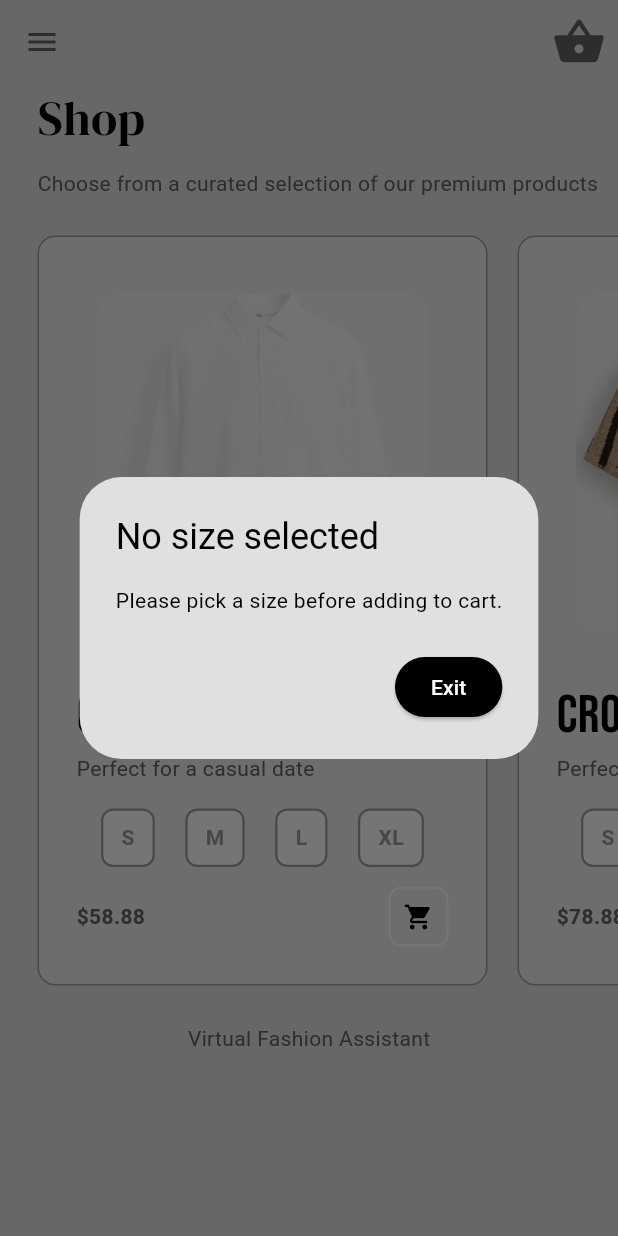
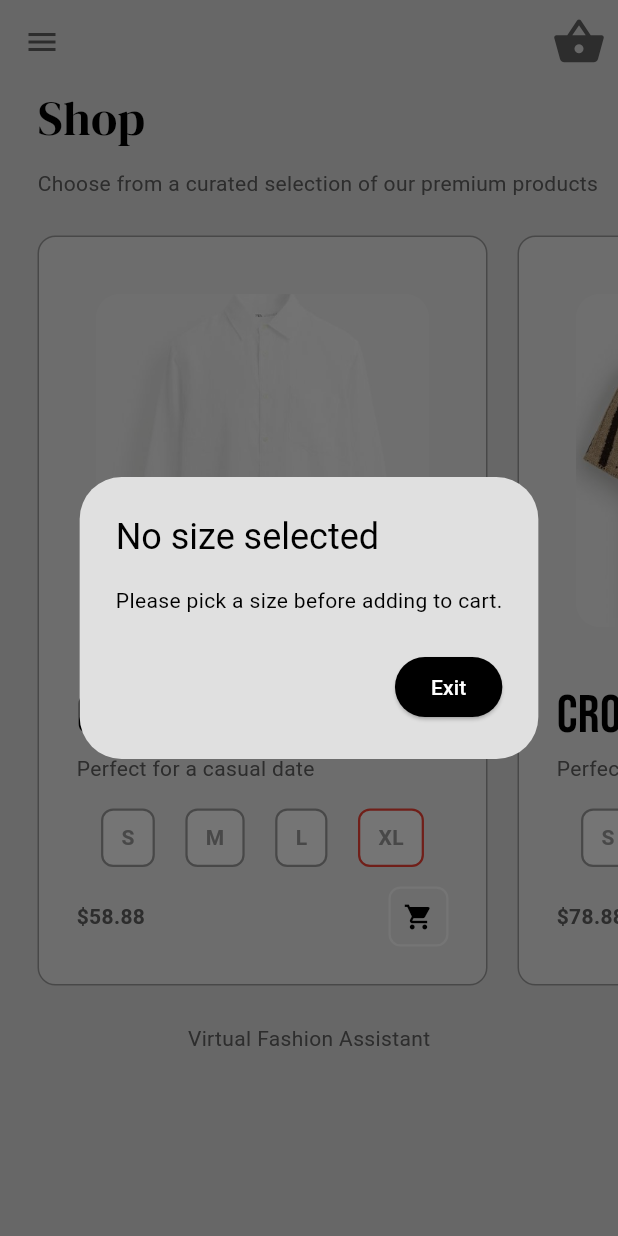
Before and after one commit to cylitude/FYP, a Flutter app: the screen it shows once a user with an empty profile is signed in, after a tap on the "shopping cart" icon, on a phone screen of 412 x 824 dp. Run offline on Flutter 3.47's test engine with Material 3 defaults, Android fonts, the phone set to English and light mode, and no system bars; our stand-ins replace cloud_firestore, firebase_auth, firebase_core, google_fonts, lottie; missing offline and left inert: dialogflow_grpc; accounts and stored records are empty; project files that could hold a hidden picture were left out.

Commit message:
12th March - Added recommender_page

```diff
--- a/lib/components/my_product_tile.dart
+++ b/lib/components/my_product_tile.dart
@@ -6,8 +6,14 @@ import '../models/shop.dart';
 
 class MyProductTile extends StatefulWidget {
   final Product product;
+  /// Recommended size from the backend logic (e.g., "S", "M", "L", "XL")
+  final String recommendedSize;
 
-  const MyProductTile({super.key, required this.product});
+  const MyProductTile({
+    super.key,
+    required this.product,
+    required this.recommendedSize,
+  });
 
   @override
   State<MyProductTile> createState() => _MyProductTileState();
@@ -85,17 +91,19 @@ class _MyProductTileState extends State<MyProductTile> {
     );
   }
 
-  // Build a row of 4 selectable size boxes (S, M, L, XL) with toggle logic
+  // Build a row of 4 selectable size boxes (S, M, L, XL) with toggle logic.
   Widget _buildSizeSelectionRow() {
     final sizes = ['S', 'M', 'L', 'XL'];
     return Row(
       mainAxisAlignment: MainAxisAlignment.spaceEvenly,
       children: sizes.map((size) {
         final isSelected = (_selectedSize == size);
+        // Check if this size matches the recommended size passed in.
+        final isRecommended = (size == widget.recommendedSize);
         return GestureDetector(
           onTap: () {
             setState(() {
-              // Toggle: unselect if tapped again; else select the new size
+              // Toggle: unselect if tapped again; otherwise, select the new size.
               _selectedSize = (_selectedSize == size) ? null : size;
             });
           },
@@ -106,7 +114,8 @@ class _MyProductTileState extends State<MyProductTile> {
               color: isSelected ? Colors.black : Colors.white,
               borderRadius: BorderRadius.circular(8),
               border: Border.all(
-                color: Colors.grey,
+                // If this size is the recommended one, highlight the border in red.
+                color: isRecommended ? Colors.red : Colors.grey,
                 width: 1.5,
               ),
             ),
@@ -165,7 +174,6 @@ class _MyProductTileState extends State<MyProductTile> {
                 ),
               ),
               const SizedBox(height: 20),
-
               // Product name
               Text(
                 widget.product.name,
@@ -181,12 +189,10 @@ class _MyProductTileState extends State<MyProductTile> {
                 ),
               ),
               const SizedBox(height: 16),
-
-              // Row of size boxes
+              // Row of size boxes (S, M, L, XL)
               _buildSizeSelectionRow(),
             ],
           ),
-
           // Bottom row: Price + Add-to-cart button
           Row(
             mainAxisAlignment: MainAxisAlignment.spaceBetween,
--- /dev/null
+++ b/lib/pages/recommender_page.dart
@@ -0,0 +1,110 @@
+import 'package:cloud_firestore/cloud_firestore.dart';
+import 'package:flutter/foundation.dart'; // for debugPrint
+
+class RecommenderPage {
+  /// Fetch user measurements from Firestore, parse them, then return "S", "M", "L", or "XL"
+  Future<String> getRecommendedSizeForUser(String userId) async {
+    // 1. Attempt to fetch the user's doc from Firestore
+    final docRef = FirebaseFirestore.instance.collection('users').doc(userId);
+    final docSnap = await docRef.get();
+
+    // 2. If the doc doesn't exist, or has no data, return a fallback size
+    if (!docSnap.exists) {
+      debugPrint("No Firestore document found for userId: $userId");
+      return 'S'; // or any default
+    }
+    final data = docSnap.data() ?? {};
+
+    // 3. Parse fields as doubles (handles int, double, or string)
+    final double userHeight = _parseDouble(data['height']);
+    final double userChest = _parseDouble(data['chest']);
+    final double userShoulder = _parseDouble(data['shoulder']);
+
+    // 4. Compute recommended size with your point-based logic
+    return _computeRecommendedSize(
+      height: userHeight,
+      chestCircumference: userChest,
+      shoulderWidth: userShoulder,
+    );
+  }
+
+  /// Safely parse dynamic values into a double
+  double _parseDouble(dynamic value) {
+    if (value == null) return 0.0;
+
+    // If it's already a number (int/double), just convert
+    if (value is num) {
+      return value.toDouble();
+    }
+
+    // If it's a string, try parsing it
+    if (value is String) {
+      return double.tryParse(value) ?? 0.0;
+    }
+
+    // Fallback if we can't parse
+    return 0.0;
+  }
+
+  /// Core logic for computing the recommended size
+  /// Basic height (3 pts), chest circumference (2 pts), shoulder width (2 pts)
+  String _computeRecommendedSize({
+    required double height,
+    required double chestCircumference,
+    required double shoulderWidth,
+  }) {
+    // 1. Determine each metric's "vote"
+    final basicSize = _sizeFromHeight(height);
+    final chestSize = _sizeFromChest(chestCircumference);
+    final shoulderSize = _sizeFromShoulder(shoulderWidth);
+
+    // 2. Assign points
+    final points = {'S': 0, 'M': 0, 'L': 0, 'XL': 0};
+
+    // Basic height = 3 points
+    points[basicSize] = (points[basicSize] ?? 0) + 3;
+    // Chest circumference = 2 points
+    points[chestSize] = (points[chestSize] ?? 0) + 2;
+    // Shoulder width = 2 points
+    points[shoulderSize] = (points[shoulderSize] ?? 0) + 2;
+
+    // 3. Find which size has the highest total points
+    String recommended = 'S';
+    int maxPoints = 0;
+    points.forEach((size, pts) {
+      if (pts > maxPoints) {
+        maxPoints = pts;
+        recommended = size;
+      }
+    });
+
+    return recommended;
+  }
+
+  /// Helper: Basic measurement → size
+  String _sizeFromHeight(double height) {
+    if (height >= 160 && height <= 167) return 'S';
+    if (height >= 168 && height <= 175) return 'M';
+    if (height >= 176 && height <= 184) return 'L';
+    if (height >= 185 && height <= 195) return 'XL';
+    return 'XL'; // fallback if out-of-range
+  }
+
+  /// Helper: Chest circumference (cm) → size
+  String _sizeFromChest(double chest) {
+    if (chest >= 47 && chest <= 50) return 'S';
+    if (chest >= 51 && chest <= 53) return 'M';
+    if (chest >= 54 && chest <= 56) return 'L';
+    if (chest >= 57 && chest <= 60) return 'XL';
+    return 'XL'; // fallback if out-of-range
+  }
+
+  /// Helper: Shoulder width (cm) → size
+  String _sizeFromShoulder(double shoulder) {
+    if (shoulder >= 44 && shoulder <= 45) return 'S';
+    if (shoulder >= 46 && shoulder <= 48) return 'M';
+    if (shoulder >= 49 && shoulder <= 50) return 'L';
+    if (shoulder >= 51 && shoulder <= 52) return 'XL';
+    return 'XL'; // fallback if out-of-range
+  }
+}
--- a/lib/pages/shop_page.dart
+++ b/lib/pages/shop_page.dart
@@ -1,18 +1,45 @@
 import 'package:flutter/material.dart';
 import 'package:google_fonts/google_fonts.dart';
 import 'package:provider/provider.dart';
+import 'package:firebase_auth/firebase_auth.dart'; // <-- Import Firebase Auth
+
 import '../components/my_app_bar.dart';
 import '../components/my_cart_button.dart';
 import '../components/my_drawer.dart';
 import '../components/my_product_tile.dart';
 import '../models/shop.dart';
 
-class ShopPage extends StatelessWidget {
+// Import your recommender logic file
+import 'recommender_page.dart';
+
+class ShopPage extends StatefulWidget {
   const ShopPage({super.key});
 
   @override
+  State<ShopPage> createState() => _ShopPageState();
+}
+
+class _ShopPageState extends State<ShopPage> {
+  /// We'll store the future that fetches the recommended size
+  late Future<String> _recommendedSizeFuture;
+
+  @override
+  void initState() {
+    super.initState();
+
+    // 1) Grab the current Firebase user
+    final user = FirebaseAuth.instance.currentUser;
+
+    // 2) If user is logged in, get the real userId; otherwise fallback
+    final userId = user?.uid ?? 'guest';
+
+    // 3) Call your recommender logic to fetch from Firestore
+    _recommendedSizeFuture = RecommenderPage().getRecommendedSizeForUser(userId);
+  }
+
+  @override
   Widget build(BuildContext context) {
-    // access products in shop
+    // Access products in shop
     final products = context.watch<Shop>().shop;
 
     return Scaffold(
@@ -27,7 +54,7 @@ class ShopPage extends StatelessWidget {
       drawer: const MyDrawer(),
       body: ListView(
         children: [
-          // title
+          // Title
           Padding(
             padding: const EdgeInsets.only(left: 25.0, top: 0),
             child: Text(
@@ -37,42 +64,62 @@ class ShopPage extends StatelessWidget {
               ),
             ),
           ),
-
-          // subtitle
+          // Subtitle
           Padding(
             padding: const EdgeInsets.only(left: 25.0, top: 10, bottom: 0),
             child: Text(
               "Choose from a curated selection of our premium products",
               style: TextStyle(
-                  color: Theme.of(context).colorScheme.inversePrimary),
+                color: Theme.of(context).colorScheme.inversePrimary,
+              ),
             ),
           ),
 
-          // product list
-          SizedBox(
+          // 4) Use FutureBuilder to wait for recommended size
+          FutureBuilder<String>(
+            future: _recommendedSizeFuture,
+            builder: (context, snapshot) {
+              // Show loading indicator while waiting
+              if (snapshot.connectionState == ConnectionState.waiting) {
+                return SizedBox(
+                  height: 550,
+                  child: Center(child: CircularProgressIndicator()),
+                );
+              }
+
+              // If there's an error or no data, default to 'S'
+              final recommendedSize = snapshot.data ?? 'S';
+
+              // 5) Build the horizontal product list with the recommended size
+              return SizedBox(
                 height: 550,
                 child: ListView.builder(
                   itemCount: products.length,
                   scrollDirection: Axis.horizontal,
                   padding: const EdgeInsets.all(15),
                   itemBuilder: (context, index) {
-                // get each individual product from shop
                     final product = products[index];
 
-                // return as a tile
-                return MyProductTile(product: product);
+                    // Pass recommendedSize to your product tile
+                    return MyProductTile(
+                      product: product,
+                      recommendedSize: recommendedSize,
+                    );
                   },
                 ),
+              );
+            },
           ),
 
-          // bottom text
+          // Bottom text
           Padding(
             padding: const EdgeInsets.only(top: 0, bottom: 25.0),
             child: Center(
               child: Text(
                 "Virtual Fashion Assistant",
                 style: TextStyle(
-                    color: Theme.of(context).colorScheme.inversePrimary),
+                  color: Theme.of(context).colorScheme.inversePrimary,
+                ),
               ),
             ),
           ),
```
Lines whose indentation alone changed are shown as unchanged.
